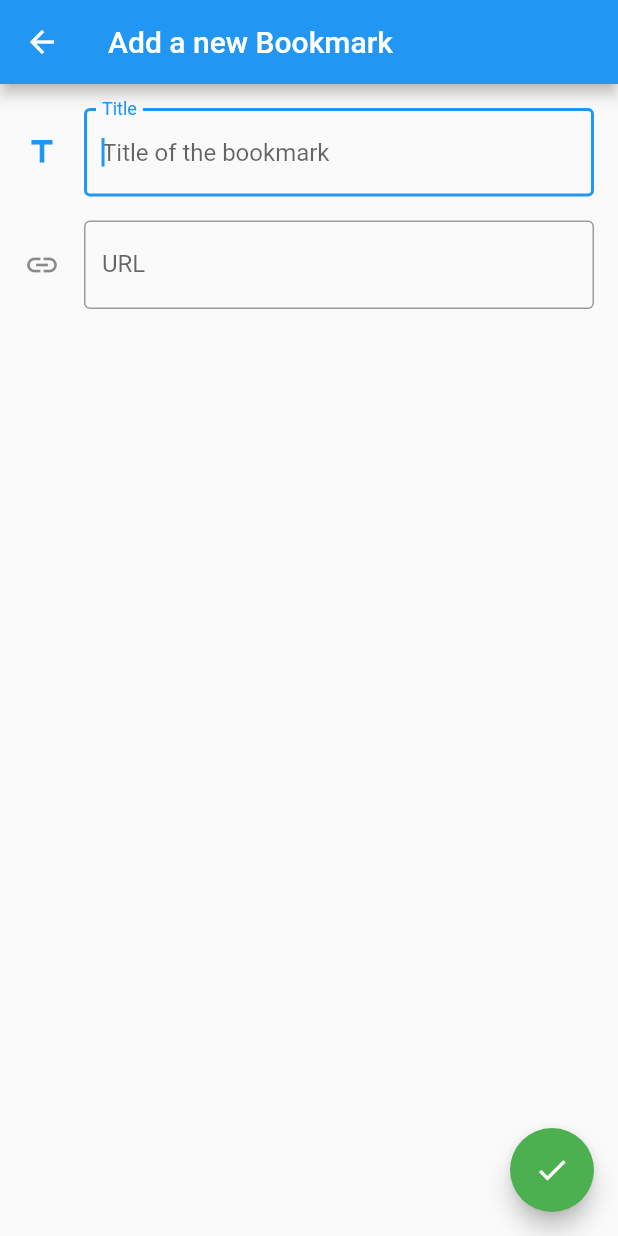
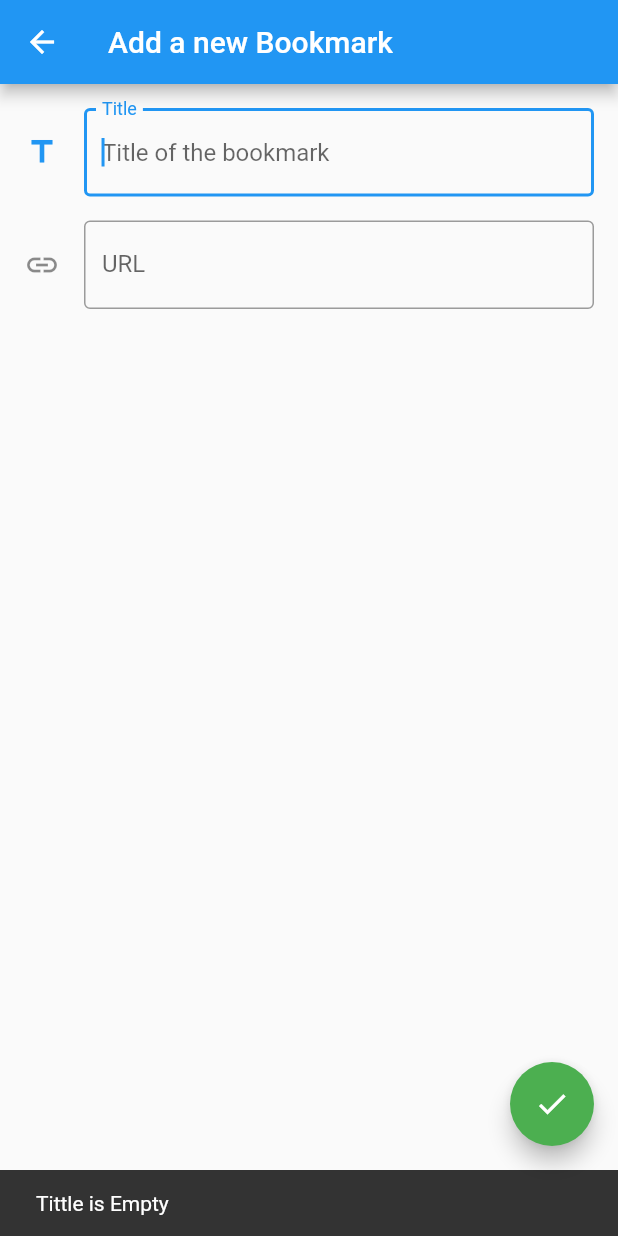
Before and after one commit to Dablaze-ufc/My-BookMark-App, a Flutter app: the AddBookMarkPage screen opened directly, after a tap on the "check" icon, on a phone screen of 412 x 824 dp. Run offline on Flutter 3.47's test engine with Material 2 defaults, Android fonts, the phone set to English and light mode, and no system bars; our stand-ins replace webview_flutter.

Commit message:
added validation to the text form fields and added a snackbar to display errors

```diff
--- a/lib/page/add_bookmark_page.dart
+++ b/lib/page/add_bookmark_page.dart
@@ -18,10 +18,20 @@ class _AddBookMarkPageState extends State<AddBookMarkPage> {
       appBar: AppBar(
         title: Text("Add a new Bookmark"),
       ),
-      floatingActionButton: FloatingActionButton(
-        onPressed: () {},
-        child: Icon(Icons.check),
-        backgroundColor: Colors.green,
+      floatingActionButton: Builder(
+        builder: (BuildContext context) => FloatingActionButton(
+          onPressed: () {
+            String title = _titleTextController.text;
+            String link = _linkTextController.text;
+            Scaffold.of(context).hideCurrentSnackBar();
+            if (isInputValid(title, link)) {
+            } else {
+              showInputError(context, title, link);
+            }
+          },
+          child: Icon(Icons.check),
+          backgroundColor: Colors.green,
+        ),
       ),
       body: Padding(
         padding: const EdgeInsets.all(16.0),
@@ -65,4 +75,22 @@ class _AddBookMarkPageState extends State<AddBookMarkPage> {
     _titleTextController.dispose();
     super.dispose();
   }
+
+  bool isInputValid(String title, String link) {
+    return title.isNotEmpty && link.isNotEmpty;
+  }
+
+  void showInputError(BuildContext context, String title, String link) {
+    if (title.isEmpty) {
+      displaySnackBar(context, "Tittle is Empty");
+    } else if (link.isEmpty) {
+      displaySnackBar(context, "Link is Empty");
+    }
+  }
+
+  void displaySnackBar(BuildContext context, String message) {
+    Scaffold.of(context).showSnackBar(SnackBar(
+      content: Text(message),
+    ));
+  }
 }
```
